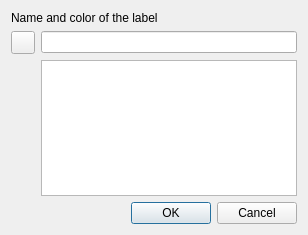
The window that Plugins/org.mitk.gui.qt.segmentation/src/QmitkNewSegmentationDialog.ui (MITK/MITK) describes before a commit, drawn with Qt 5.
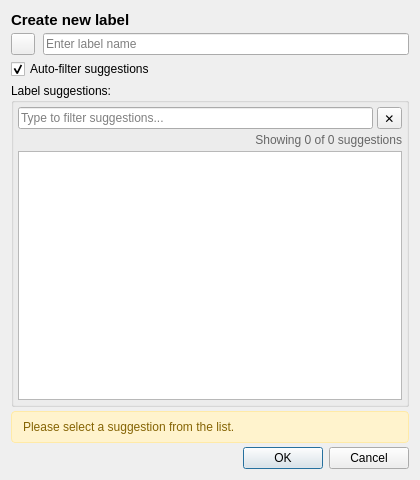
The same window after the commit.

Commit message: Overhaul of the QmitkNewSegmentationDialog to provide better UX and support of suggestions and suggestion enforcement.

```diff
--- a/Plugins/org.mitk.gui.qt.segmentation/src/QmitkNewSegmentationDialog.ui
+++ b/Plugins/org.mitk.gui.qt.segmentation/src/QmitkNewSegmentationDialog.ui
@@ -6,42 +6,182 @@
    <rect>
     <x>0</x>
     <y>0</y>
-    <width>308</width>
-    <height>235</height>
+    <width>420</width>
+    <height>480</height>
    </rect>
   </property>
   <property name="windowTitle">
    <string>Create Label</string>
   </property>
-  <layout class="QVBoxLayout" name="verticalLayout_2">
+  <layout class="QVBoxLayout" name="mainLayout">
+   <property name="spacing">
+    <number>4</number>
+   </property>
    <item>
-    <layout class="QGridLayout" name="gridLayout">
-     <item row="0" column="0" colspan="2">
-      <widget class="QLabel" name="label">
-       <property name="text">
-        <string>Name and color of the label</string>
-       </property>
-      </widget>
-     </item>
-     <item row="2" column="1">
-      <layout class="QVBoxLayout" name="verticalLayout">
-       <item>
-        <widget class="QLineEdit" name="nameLineEdit"/>
-       </item>
-      </layout>
-     </item>
-     <item row="2" column="0">
+    <widget class="QLabel" name="headerLabel">
+     <property name="font">
+      <font>
+       <pointsize>11</pointsize>
+       <bold>true</bold>
+      </font>
+     </property>
+     <property name="text">
+      <string>Create new label</string>
+     </property>
+    </widget>
+   </item>
+   <item>
+    <layout class="QHBoxLayout" name="colorNameLayout">
+     <property name="spacing">
+      <number>8</number>
+     </property>
+     <item>
       <widget class="QToolButton" name="colorButton">
+       <property name="minimumSize">
+        <size>
+         <width>20</width>
+         <height>20</height>
+        </size>
+       </property>
+       <property name="toolTip">
+        <string>Select color</string>
+       </property>
        <property name="text">
         <string/>
        </property>
       </widget>
      </item>
-     <item row="3" column="1">
-      <widget class="QListWidget" name="nameList"/>
+     <item>
+      <widget class="QLineEdit" name="nameLineEdit">
+       <property name="placeholderText">
+        <string>Enter label name</string>
+       </property>
+      </widget>
      </item>
     </layout>
    </item>
+   <item>
+    <widget class="QCheckBox" name="autoFilterCheckBox">
+     <property name="toolTip">
+      <string>Use name field as filter.</string>
+     </property>
+     <property name="text">
+      <string>Auto-filter suggestions</string>
+     </property>
+     <property name="checked">
+      <bool>true</bool>
+     </property>
+    </widget>
+   </item>
+   <item>
+    <widget class="QGroupBox" name="groupBox">
+     <property name="title">
+      <string>Label suggestions:</string>
+     </property>
+     <layout class="QVBoxLayout" name="verticalLayout">
+      <property name="spacing">
+       <number>4</number>
+      </property>
+      <property name="leftMargin">
+       <number>4</number>
+      </property>
+      <property name="topMargin">
+       <number>4</number>
+      </property>
+      <property name="rightMargin">
+       <number>4</number>
+      </property>
+      <property name="bottomMargin">
+       <number>4</number>
+      </property>
+      <item>
+       <layout class="QHBoxLayout" name="filterLayout">
+        <property name="spacing">
+         <number>4</number>
+        </property>
+        <item>
+         <widget class="QLineEdit" name="filterLineEdit">
+          <property name="placeholderText">
+           <string>Type to filter suggestions...</string>
+          </property>
+         </widget>
+        </item>
+        <item>
+         <widget class="QToolButton" name="filterClearButton">
+          <property name="minimumSize">
+           <size>
+            <width>20</width>
+            <height>20</height>
+           </size>
+          </property>
+          <property name="toolTip">
+           <string>Clear filter</string>
+          </property>
+          <property name="text">
+           <string>✕</string>
+          </property>
+         </widget>
+        </item>
+       </layout>
+      </item>
+      <item>
+       <widget class="QLabel" name="suggestionInfoLabel">
+        <property name="font">
+         <font>
+          <pointsize>9</pointsize>
+         </font>
+        </property>
+        <property name="styleSheet">
+         <string notr="true">QLabel {
+  color: #666;
+}</string>
+        </property>
+        <property name="text">
+         <string>Showing 0 of 0 suggestions</string>
+        </property>
+        <property name="alignment">
+         <set>Qt::AlignRight|Qt::AlignTrailing|Qt::AlignVCenter</set>
+        </property>
+       </widget>
+      </item>
+      <item>
+       <widget class="QListWidget" name="suggestionList">
+        <property name="toolTip">
+         <string>Double-click to select and close dialog</string>
+        </property>
+        <property name="alternatingRowColors">
+         <bool>true</bool>
+        </property>
+        <property name="selectionMode">
+         <enum>QAbstractItemView::SingleSelection</enum>
+        </property>
+       </widget>
+      </item>
+     </layout>
+    </widget>
+   </item>
+   <item>
+    <widget class="QLabel" name="infoHintLabel">
+     <property name="styleSheet">
+      <string notr="true">QLabel {
+  background-color: #fff3cd;
+  color: #856404;
+  padding: 8px;
+  border-radius: 4px;
+  border: 1px solid #ffeaa7;
+}</string>
+     </property>
+     <property name="text">
+      <string>Please select a suggestion from the list.</string>
+     </property>
+     <property name="wordWrap">
+      <bool>true</bool>
+     </property>
+     <property name="margin">
+      <number>4</number>
+     </property>
+    </widget>
+   </item>
    <item>
     <widget class="QDialogButtonBox" name="buttonBox">
      <property name="orientation">
```
Left out of the diff: 18 changed lines with no effect on the pictures. The commit also changes 2 other files.
